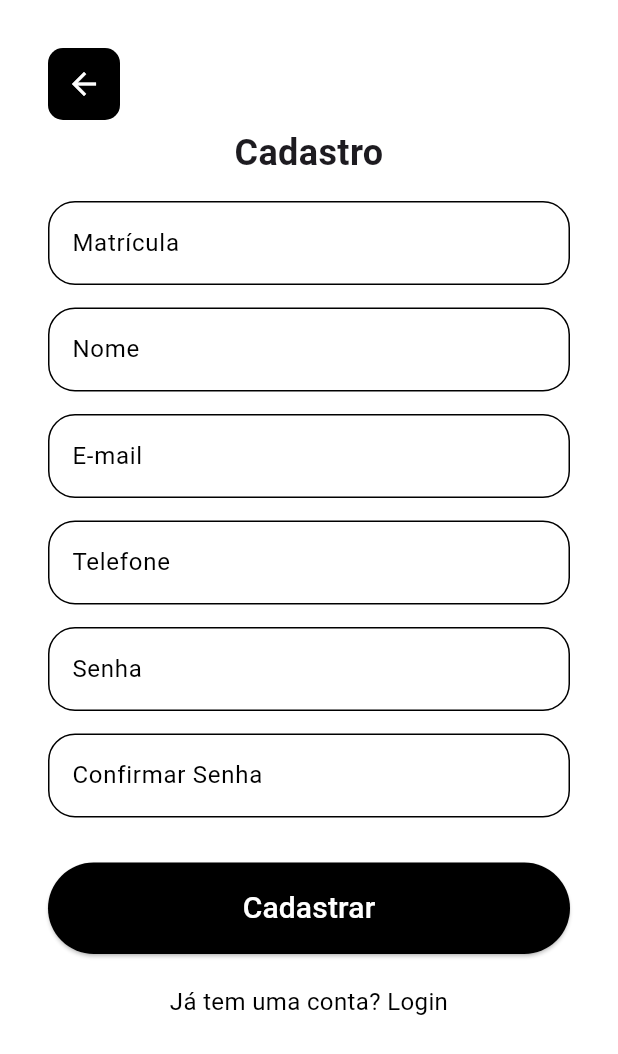
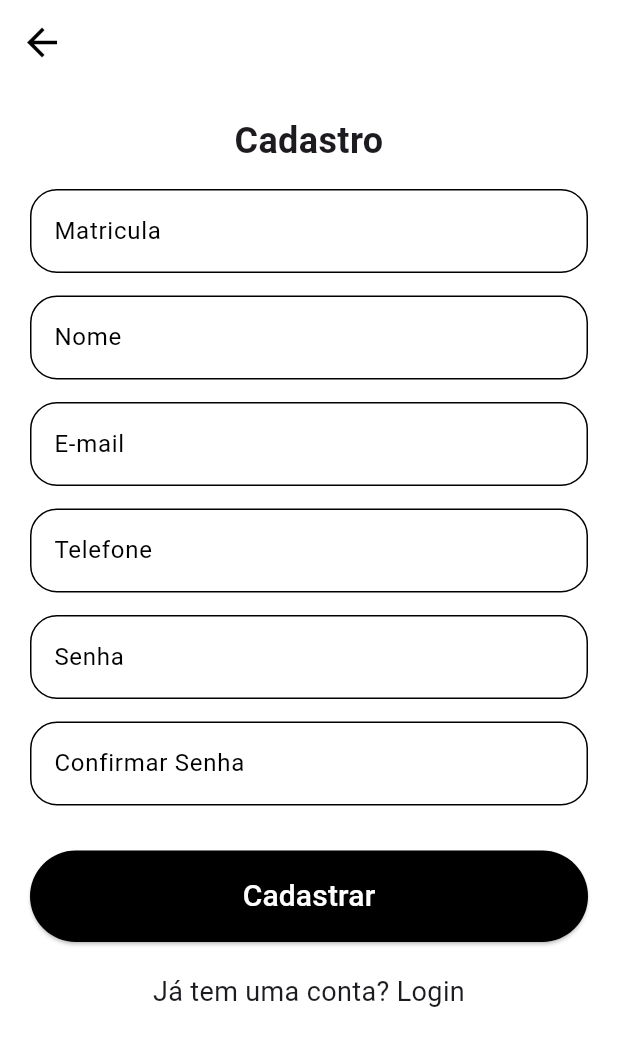
Before and after one commit to Xpert-Xperience/mais_saude_application, a Flutter app: the screen it shows after launch, swiped to page 3, on a phone screen of 412 x 824 dp. Shown: the top 1054 px of the screen. Run offline on Flutter 3.47's test engine with Material 3 defaults, Android fonts, the phone set to English and light mode, and no system bars; our stand-ins replace firebase_auth, firebase_core, table_calendar; accounts and stored records are empty.

```diff
--- a/lib/view/cadastro/cadastro_view.dart
+++ b/lib/view/cadastro/cadastro_view.dart
@@ -1,9 +1,10 @@
 import 'package:flutter/material.dart';
+import 'package:flutter/services.dart';
+import 'package:mais_saude/controller/cadastro/cadastro_controller.dart';
 import 'package:mais_saude/view/login/login_view.dart';
-import 'package:mais_saude/controller/cadastro/cadastro_controller.dart';
 
 class CadastroView extends StatefulWidget {
-  const CadastroView({super.key});
+  const CadastroView({Key? key}) : super(key: key);
 
   @override
   State<CadastroView> createState() => _CadastroViewState();
@@ -14,9 +15,107 @@ class _CadastroViewState extends State<CadastroView> {
 
   final _formkey = GlobalKey<FormState>();
 
+  String _formatPhoneNumber(String phoneNumber) {
+    if (phoneNumber.length <= 2) {
+      return '($phoneNumber'; // Adiciona '(' no início
+    } else if (phoneNumber.length <= 6) {
+      return '(${phoneNumber.substring(0, 2)}) ${phoneNumber.substring(2)}'; // Formata até o sexto dígito
+    } else if (phoneNumber.length <= 10) {
+      return '(${phoneNumber.substring(0, 2)}) ${phoneNumber.substring(2, 6)}-${phoneNumber.substring(6)}'; // Formata até o décimo dígito
+    } else {
+      return '(${phoneNumber.substring(0, 2)}) ${phoneNumber.substring(2, 7)}-${phoneNumber.substring(7, 11)}'; // Formata completo
+    }
+  }
+
+  bool isEmailValid(String email) {
+    // Utilizando uma expressão regular para verificar se o e-mail tem um formato válido
+    final emailRegex = RegExp(r'^[\w-\.]+@([\w-]+\.)+[\w-]{2,4}$');
+    return emailRegex.hasMatch(email);
+  }
+
+   String? _emailError;
+
+  Widget _inputField(String hintText, TextEditingController controller,
+      {bool isPassword = false, bool isPhoneNumber = false, bool isEmail = false}) {
+    var border = OutlineInputBorder(
+      borderRadius: BorderRadius.circular(18),
+      borderSide: const BorderSide(color: Color.fromARGB(255, 0, 0, 0)),
+    );
+
+    return Column(
+      crossAxisAlignment: CrossAxisAlignment.start,
+      children: [
+        TextFormField(
+          style: const TextStyle(color: Color.fromARGB(255, 0, 0, 0)),
+          validator: (value) {
+            if (value == null || value.isEmpty) {
+              return 'Por favor, preencha todos os dados';
+            }
+            if (isEmail && !isEmailValid(value)) {
+              setState(() {
+              _emailError = 'E-mail inválido';
+              });
+            return 'E-mail inválido';
+            }
+            return null;
+          },
+          controller: controller,
+          decoration: InputDecoration(
+            hintText: hintText,
+            hintStyle: const TextStyle(color: Color.fromARGB(255, 0, 0, 0)),
+            enabledBorder: border,
+            focusedBorder: border,
+            errorText: isEmail ? _emailError : null,
+          ),
+          obscureText: isPassword,
+          keyboardType: isPhoneNumber ? TextInputType.phone : (isEmail ? TextInputType.emailAddress : TextInputType.text),
+          inputFormatters: isPhoneNumber
+              ? [FilteringTextInputFormatter.digitsOnly, LengthLimitingTextInputFormatter(11)]
+              : null,
+          onChanged: (value) {
+            if (isPhoneNumber) {
+              final formatted = _formatPhoneNumber(value);
+              if (formatted != controller.text) {
+                controller.value = controller.value.copyWith(
+                  text: formatted,
+                  selection: TextSelection.collapsed(offset: formatted.length),
+                );
+              }
+            }
+            if (isEmail) {
+              setState(() {
+                _emailError = null; // Limpa o erro ao editar
+              });
+            }
+          },
+        ),
+        if (isEmail && _emailError != null) // Mostra o texto de erro se houver erro de e-mail
+          Text(
+            _emailError!,
+            style: TextStyle(color: Colors.red),
+          ),
+      ],
+    );
+  }
   @override
   Widget build(BuildContext context) {
     return Scaffold(
+      appBar: AppBar(
+        backgroundColor: Color.fromARGB(255, 255, 255, 255),
+        leading: Container(
+          decoration: const BoxDecoration(),
+          child: IconButton(
+            icon: const Icon(
+              Icons.arrow_back,
+              size: 30,
+              color: Color.fromARGB(255, 0, 0, 0),
+            ),
+            onPressed: () {
+              Navigator.of(context).pop();
+            },
+          ),
+        ),
+      ),
       body: SingleChildScrollView(
         child: Container(
           height: MediaQuery.of(context).size.height,
@@ -31,53 +130,30 @@ class _CadastroViewState extends State<CadastroView> {
             ),
           ),
           child: Padding(
-            padding: const EdgeInsets.all(32.0),
+            padding: const EdgeInsets.all(20.0),
             child: Form(
               key: _formkey,
               child: Column(
                 crossAxisAlignment: CrossAxisAlignment.stretch,
                 children: [
-                  Row(
-                    mainAxisAlignment: MainAxisAlignment.start,
-                    children: [
-                      Container(
-                        padding: const EdgeInsets.all(0),
-                        decoration: BoxDecoration(
-                          color: const Color.fromARGB(255, 0, 0, 0),
-                          shape: BoxShape.rectangle,
-                          borderRadius: BorderRadius.circular(10),
-                        ),
-                        child: IconButton(
-                          icon: const Icon(
-                            Icons.arrow_back,
-                            color: Colors.white,
-                          ),
-                          onPressed: () {
-                            Navigator.pop(context);
-                          },
-                        ),
-                      ),
-                    ],
-                  ),
-                  const SizedBox(height: 5),
+                  const SizedBox(height: 1),
                   const Text(
                     'Cadastro',
                     textAlign: TextAlign.center,
                     style: TextStyle(fontSize: 24, fontWeight: FontWeight.bold),
                   ),
                   const SizedBox(height: 15),
-                  _inputField("Matrícula", _controller.matriculaController),
+                  _inputField("Matricula", _controller.matriculaController),
                   const SizedBox(height: 15),
                   _inputField("Nome", _controller.nomeController),
                   const SizedBox(height: 15),
-                  _inputField("E-mail", _controller.emailController),
+                  _inputField("E-mail", _controller.emailController, isEmail: true),
                   const SizedBox(height: 15),
-                  _inputField("Telefone", _controller.telefoneController),
+                  _inputField("Telefone", _controller.telefoneController, isPhoneNumber: true),
                   const SizedBox(height: 15),
                   _inputField("Senha", _controller.senhaController, isPassword: true),
                   const SizedBox(height: 15),
-                  _inputField("Confirmar Senha", _controller.confirmarSenhaController,
-                      isPassword: true),
+                  _inputField("Confirmar Senha", _controller.confirmarSenhaController, isPassword: true),
                   const SizedBox(height: 30),
                   _cadastrarBtn(context),
                   const SizedBox(height: 20),
@@ -89,32 +165,6 @@ class _CadastroViewState extends State<CadastroView> {
           ),
         ),
       ),
-    );
-  }
-
-  Widget _inputField(String hintText, TextEditingController controller,
-      {bool isPassword = false}) {
-    var border = OutlineInputBorder(
-      borderRadius: BorderRadius.circular(18),
-      borderSide: const BorderSide(color: Color.fromARGB(255, 0, 0, 0)),
-    );
-
-    return TextFormField(
-      style: const TextStyle(color: Color.fromARGB(255, 0, 0, 0)),
-      validator: (value) {
-        if (value == null || value.isEmpty) {
-          return 'Por favor, preencha todos os dados';
-        }
-        return null;
-      },
-      controller: controller,
-      decoration: InputDecoration(
-        hintText: hintText,
-        hintStyle: const TextStyle(color: Color.fromARGB(255, 0, 0, 0)),
-        enabledBorder: border,
-        focusedBorder: border,
-      ),
-      obscureText: isPassword,
     );
   }
 
@@ -158,7 +208,7 @@ class _CadastroViewState extends State<CadastroView> {
       child: const Text(
         "Já tem uma conta? Login",
         textAlign: TextAlign.center,
-        style: TextStyle(fontSize: 16, color: Color.fromARGB(255, 0, 0, 0)),
+        style: TextStyle(fontSize: 18),
       ),
     );
   }
--- a/pubspec.yaml
+++ b/pubspec.yaml
@@ -39,6 +39,7 @@ dependencies:
   firebase_core: ^2.27.0
   firebase_auth: ^4.17.8
   table_calendar: ^3.0.0
+  flutter_masked_text: ^0.8.0
 
 dev_dependencies:
   flutter_test:
```
Also changed, not shown: lib/view/esqueceu_senha/confirmar_esqueceu_senha_view.dart (+18 -26 lines), lib/view/login/login_view.dart (+21 -25 lines), pubspec.lock.
